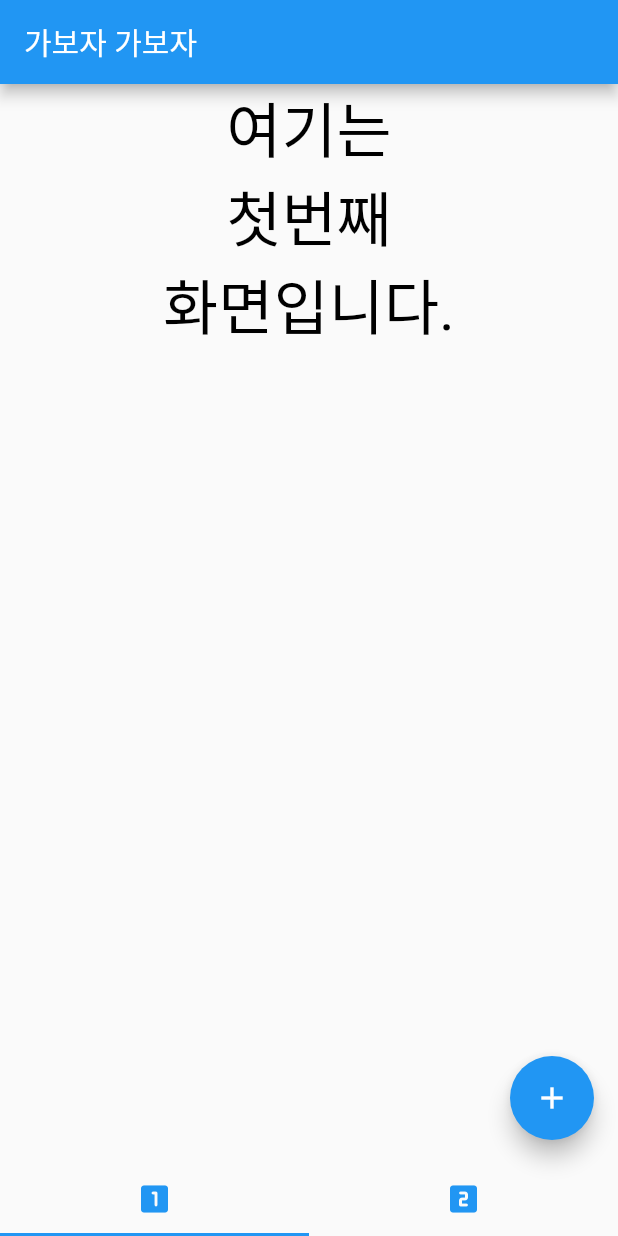
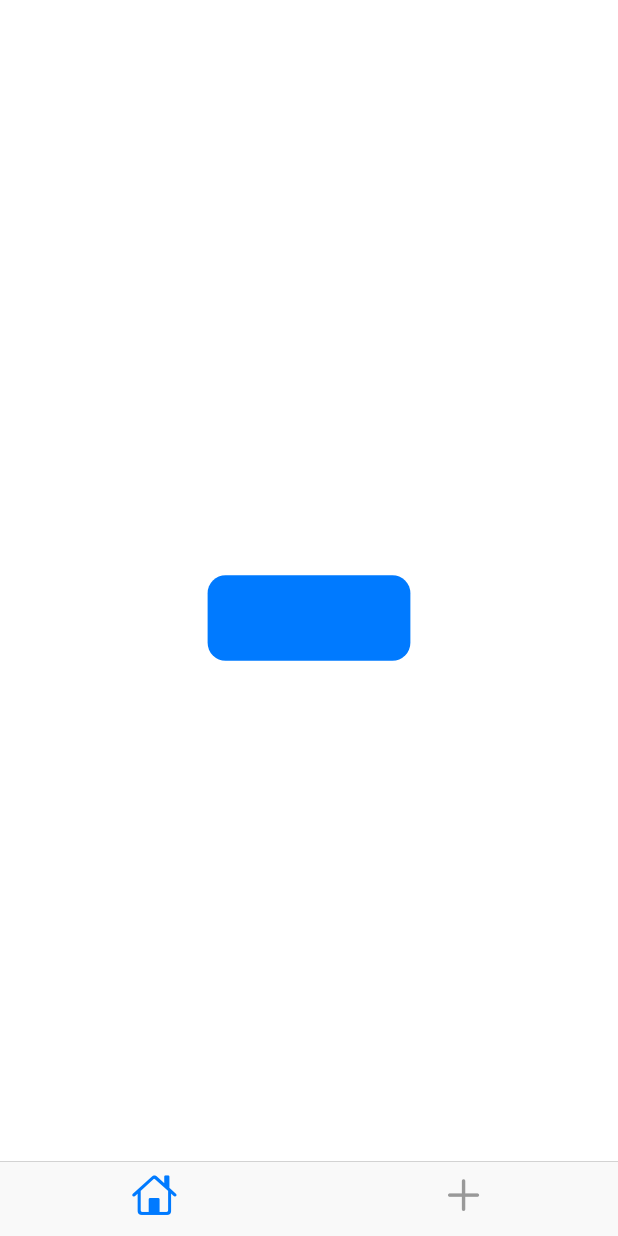
Before and after one commit to van1164/first_project, a Flutter app: the screen it shows after launch, on a phone screen of 412 x 824 dp. Run offline on Flutter 3.47's test engine with Material 2 defaults, Android fonts, the phone set to English and light mode, and no system bars.

Commit message:
22/02/08

```diff
--- /dev/null
+++ b/lib/cupertinoMain.dart
@@ -0,0 +1,49 @@
+import 'package:flutter/cupertino.dart';
+
+class CupertinoMain extends StatefulWidget{
+@override
+State<StatefulWidget> createState(){
+  return _CupertinMain();
+}
+
+}
+
+class _CupertinMain extends State<CupertinoMain> {
+  late CupertinoTabBar tabBar;
+  @override
+  void initState() {
+    super.initState();
+    tabBar = CupertinoTabBar(items: <BottomNavigationBarItem>[
+      BottomNavigationBarItem(icon: Icon(CupertinoIcons.home)),
+      BottomNavigationBarItem(icon: Icon(CupertinoIcons.add)),
+    ]);
+  }
+
+    @override
+    Widget build(BuildContext context) {
+      return CupertinoApp(
+        home: CupertinoTabScaffold(
+            tabBar: tabBar,
+            tabBuilder: (context, value) {
+          if (value == 0) {
+            return Container(
+              child: Center(
+                child: CupertinoButton(
+                  child: Text('쿠퍼티노 버튼'),
+                  color: CupertinoColors.activeBlue,
+                  onPressed: (){},
+                ),
+              ),
+            );
+          } else {
+            return Container(
+              child: Center(
+                child: Text('쿠퍼티노 탭 2'),
+              ),
+            );
+          }
+        }),
+
+      );
+    }
+  }
--- a/lib/main.dart
+++ b/lib/main.dart
@@ -1,8 +1,9 @@
 import 'package:flutter/material.dart';
 import 'first.dart';
 import 'second.dart';
+import 'cupertinoMain.dart';
 void main() {
-  runApp(MyApp());
+  runApp(CupertinoMain());
 }
 
 class MyApp extends StatefulWidget {
--- a/pubspec.yaml
+++ b/pubspec.yaml
@@ -38,7 +38,7 @@ dependencies:
 dev_dependencies:
   flutter_test:
     sdk: flutter
-
+  cupertino_icons: ^1.0.4
   # The "flutter_lints" package below contains a set of recommended lints to
   # encourage good coding practices. The lint set provided by the package is
   # activated in the `analysis_options.yaml` file located at the root of your
```
